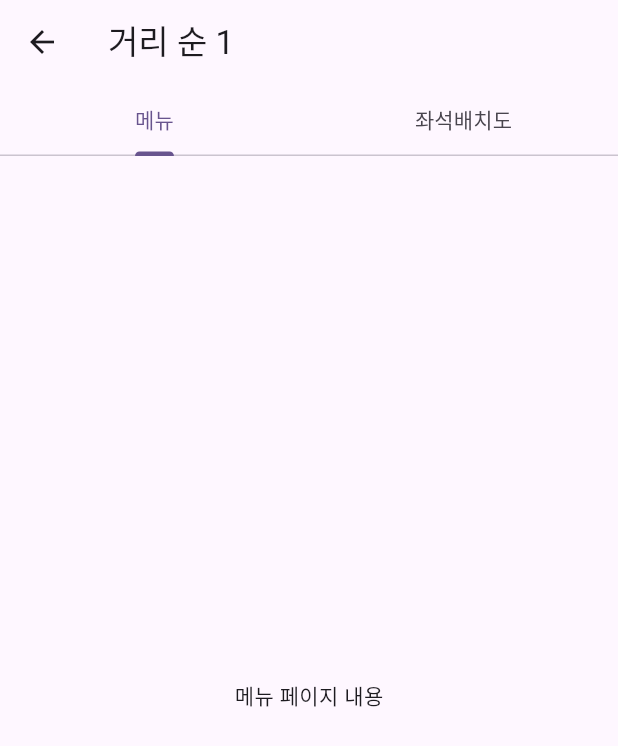
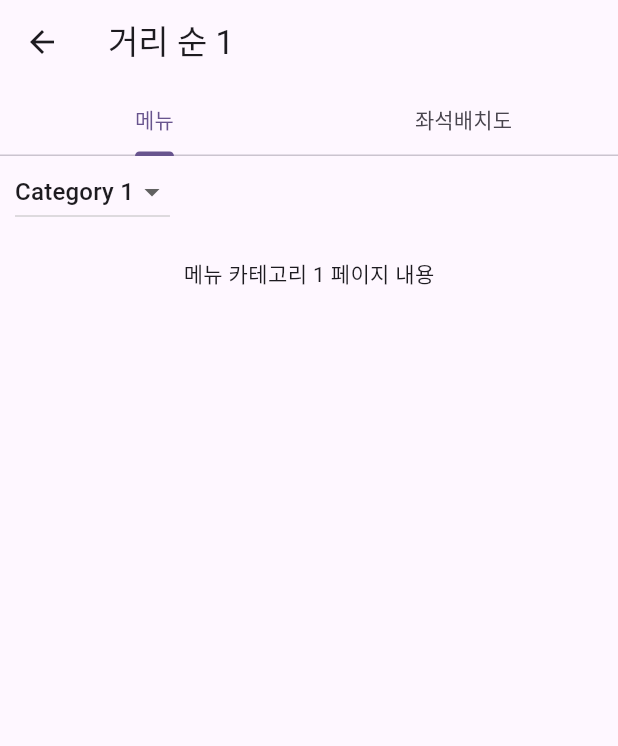
Before and after one commit to choiyoubin/Flutter-cafecheck, a Flutter app: the screen it shows after launch, after a tap on an icon or button, on a phone screen of 412 x 824 dp. Shown: the top 746 px of the screen. Run offline on Flutter 3.47's test engine with Material 2 defaults, Android fonts, the phone set to English and light mode, and no system bars.

Commit message:
[Scene#3] Detail - Detail page 내 '메뉴'페이지에서 Category 별로 구분하여 내용 보이도록 수정

```diff
--- a/lib/main.dart
+++ b/lib/main.dart
@@ -221,9 +221,7 @@ class DetailScreen extends StatelessWidget {
         body: TabBarView(
           children: [
             // 메뉴 페이지
-            Center(
-              child: Text('메뉴 페이지 내용'),
-            ),
+            MenuPage(),
             // 좌석배치도 페이지
             Center(
               child: Text('좌석배치도 페이지 내용'),
@@ -231,6 +229,80 @@ class DetailScreen extends StatelessWidget {
           ],
         ),
       ),
+    );
+  }
+}
+
+class MenuPage extends StatefulWidget {
+  @override
+  _MenuPageState createState() => _MenuPageState();
+}
+
+class _MenuPageState extends State<MenuPage> {
+  String selectedCategory = 'Category 1'; // 초기 선택값
+
+  @override
+  Widget build(BuildContext context) {
+    return Column(
+      children: [
+        Row(
+          children: [
+
+            SizedBox(width: 10),
+            DropdownButton<String>(
+              value: selectedCategory,
+              onChanged: (newValue) {
+                setState(() {
+                  selectedCategory = newValue!;
+                });
+              },
+              items: <String>['Category 1', 'Category 2', 'Category 3']
+                  .map<DropdownMenuItem<String>>((String value) {
+                return DropdownMenuItem<String>(
+                  value: value,
+                  child: Text(value),
+                );
+              }).toList(),
+            ),
+          ],
+        ),
+        SizedBox(height: 20),
+        // 선택한 카테고리에 따라 다른 페이지 표시
+        if (selectedCategory == 'Category 1') ...[
+          MenuCategory1(),
+        ] else if (selectedCategory == 'Category 2') ...[
+          MenuCategory2(),
+        ] else if (selectedCategory == 'Category 3') ...[
+          MenuCategory3(),
+        ],
+      ],
+    );
+  }
+}
+
+class MenuCategory1 extends StatelessWidget {
+  @override
+  Widget build(BuildContext context) {
+    return Center(
+      child: Text('메뉴 카테고리 1 페이지 내용'),
+    );
+  }
+}
+
+class MenuCategory2 extends StatelessWidget {
+  @override
+  Widget build(BuildContext context) {
+    return Center(
+      child: Text('메뉴 카테고리 2 페이지 내용'),
+    );
+  }
+}
+
+class MenuCategory3 extends StatelessWidget {
+  @override
+  Widget build(BuildContext context) {
+    return Center(
+      child: Text('메뉴 카테고리 3 페이지 내용'),
     );
   }
 }
```
